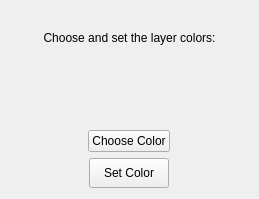
Old version of the form src/Interface/Application/ColorPickerWidget.ui in the repository allywarner/Seg3D.
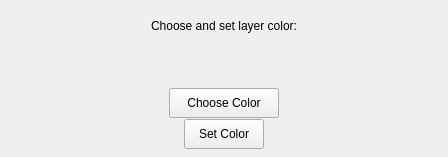
New version of the form.

What changed in the file:
```diff
--- a/src/Interface/Application/ColorPickerWidget.ui
+++ b/src/Interface/Application/ColorPickerWidget.ui
@@ -6,8 +6,8 @@
    <rect>
     <x>0</x>
     <y>0</y>
-    <width>259</width>
-    <height>199</height>
+    <width>448</width>
+    <height>157</height>
    </rect>
   </property>
   <property name="sizePolicy">
@@ -19,14 +19,53 @@
   <property name="windowTitle">
    <string>ColorPickerWidget</string>
   </property>
-  <layout class="QVBoxLayout" name="verticalLayout">
+  <layout class="QHBoxLayout" name="horizontalLayout">
+   <property name="spacing">
+    <number>0</number>
+   </property>
+   <property name="margin">
+    <number>0</number>
+   </property>
+   <item>
+    <widget class="QWidget" name="base_" native="true">
+     <layout class="QHBoxLayout" name="horizontalLayout_3">
+      <property name="spacing">
+       <number>4</number>
+      </property>
+      <property name="margin">
+       <number>4</number>
+      </property>
+      <item>
+       <widget class="QWidget" name="widget_16" native="true">
+        <layout class="QVBoxLayout" name="verticalLayout_2">
+         <property name="spacing">
+          <number>0</number>
+         </property>
+         <property name="margin">
+          <number>4</number>
+         </property>
+         <item>
+          <widget class="QWidget" name="widget_20" native="true">
+           <property name="sizePolicy">
+            <sizepolicy hsizetype="Preferred" vsizetype="Fixed">
+             <horstretch>0</horstretch>
+             <verstretch>0</verstretch>
+            </sizepolicy>
+           </property>
+           <layout class="QHBoxLayout" name="horizontalLayout_10">
+            <property name="spacing">
+             <number>0</number>
+            </property>
+            <property name="margin">
+             <number>4</number>
+            </property>
    <item>
     <widget class="QLabel" name="label_4">
      <property name="contextMenuPolicy">
       <enum>Qt::PreventContextMenu</enum>
      </property>
      <property name="text">
-      <string>Choose and set the layer colors:</string>
+               <string>Choose and set layer color:</string>
      </property>
      <property name="alignment">
       <set>Qt::AlignCenter</set>
@@ -36,36 +75,79 @@
      </property>
     </widget>
    </item>
+           </layout>
+          </widget>
+         </item>
+         <item>
+          <widget class="QWidget" name="widget_22" native="true">
+           <layout class="QHBoxLayout" name="horizontalLayout_17">
+            <property name="spacing">
+             <number>0</number>
+            </property>
+            <property name="margin">
+             <number>4</number>
+            </property>
    <item>
     <widget class="QWidget" name="color_sample_" native="true">
-     <widget class="QWidget" name="gradient_" native="true">
-      <property name="geometry">
-       <rect>
-        <x>10</x>
-        <y>0</y>
-        <width>211</width>
-        <height>16</height>
-       </rect>
-      </property>
-     </widget>
-    </widget>
-   </item>
-   <item alignment="Qt::AlignHCenter">
+              <layout class="QHBoxLayout" name="horizontalLayout_2">
+               <property name="spacing">
+                <number>0</number>
+               </property>
+               <property name="margin">
+                <number>0</number>
+               </property>
+               <item>
+                <widget class="QWidget" name="gradient_" native="true"/>
+               </item>
+              </layout>
+             </widget>
+            </item>
+           </layout>
+          </widget>
+         </item>
+         <item>
+          <widget class="QWidget" name="widget_21" native="true">
+           <property name="sizePolicy">
+            <sizepolicy hsizetype="Preferred" vsizetype="Fixed">
+             <horstretch>0</horstretch>
+             <verstretch>0</verstretch>
+            </sizepolicy>
+           </property>
+           <property name="minimumSize">
+            <size>
+             <width>0</width>
+             <height>32</height>
+            </size>
+           </property>
+           <layout class="QHBoxLayout" name="horizontalLayout_16">
+            <property name="spacing">
+             <number>0</number>
+            </property>
+            <property name="margin">
+             <number>0</number>
+            </property>
+            <item>
     <widget class="QPushButton" name="choose_color_button_">
+              <property name="minimumSize">
+               <size>
+                <width>0</width>
+                <height>30</height>
+               </size>
+              </property>
      <property name="maximumSize">
       <size>
-       <width>150</width>
+                <width>110</width>
        <height>16777215</height>
       </size>
      </property>
-     <property name="layoutDirection">
-      <enum>Qt::LeftToRight</enum>
-     </property>
      <property name="text">
       <string>Choose Color</string>
      </property>
     </widget>
    </item>
+           </layout>
+          </widget>
+         </item>
    <item alignment="Qt::AlignHCenter">
     <widget class="QPushButton" name="set_color_button_">
      <property name="minimumSize">
@@ -76,13 +158,19 @@
      </property>
      <property name="maximumSize">
       <size>
-       <width>150</width>
+             <width>110</width>
        <height>16777215</height>
       </size>
      </property>
      <property name="text">
       <string>Set Color</string>
      </property>
+          </widget>
+         </item>
+        </layout>
+       </widget>
+      </item>
+     </layout>
     </widget>
    </item>
   </layout>
```
Left out of the diff: 3 changed lines with no effect on the pictures. Lines whose indentation alone changed are shown as unchanged.
